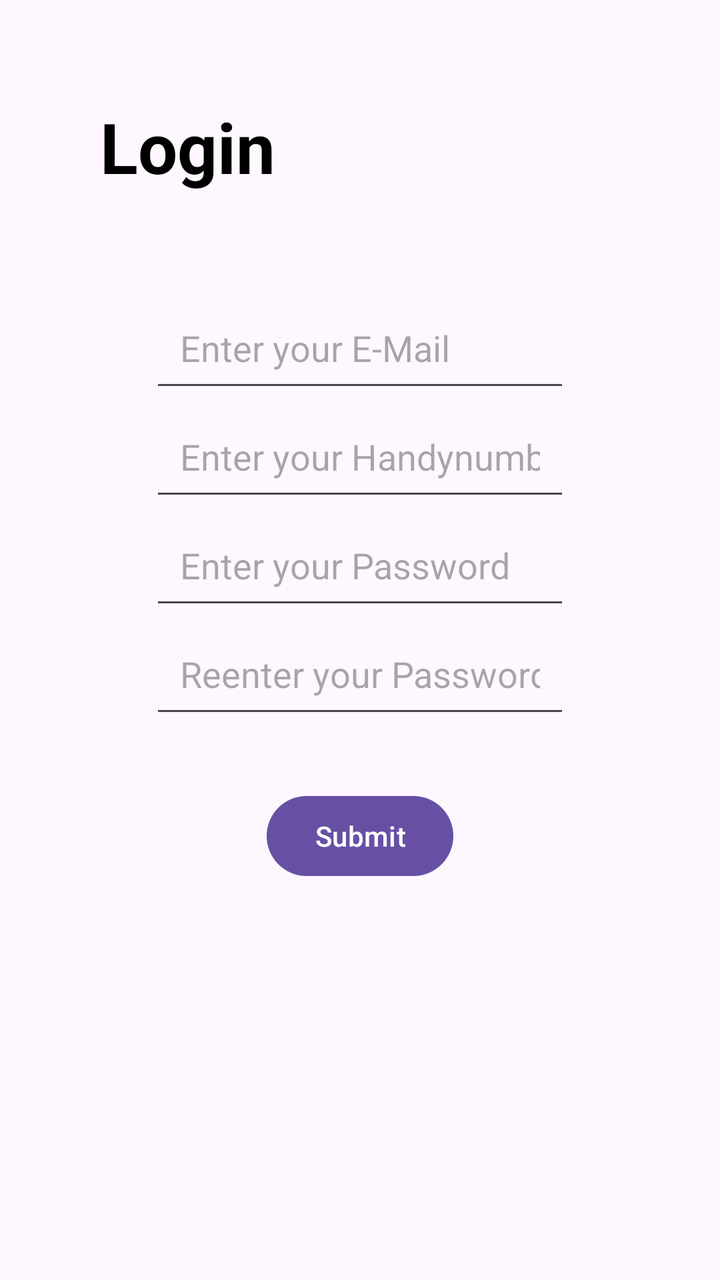
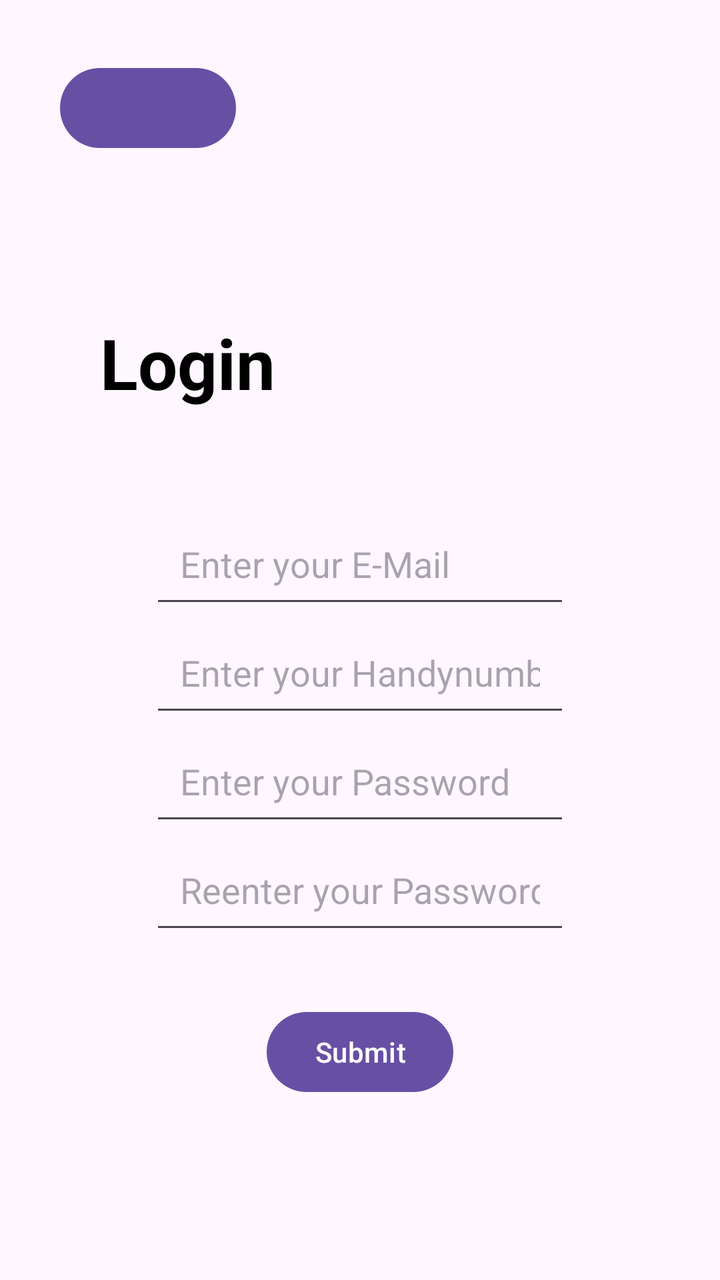

Two renders of the same Android screen: before a commit and after it. Below are the layout's source before the change and the commit's diff.
<!-- AndroidManifest.xml: application theme Theme.RUBMotorsportGroup2 -->
<!-- res/layout/activity_edit_user_id.xml -->
<?xml version="1.0" encoding="utf-8"?>
<RelativeLayout xmlns:android="http://schemas.android.com/apk/res/android"
    xmlns:app="http://schemas.android.com/apk/res-auto"
    xmlns:tools="http://schemas.android.com/tools"
    android:id="@+id/main"
    android:layout_width="match_parent"
    android:layout_height="match_parent"
    tools:context=".EditUserID">

    <TextView
        android:id="@+id/login"
        android:layout_width="match_parent"
        android:layout_height="wrap_content"
        android:layout_margin="50sp"
        android:text="@string/login"
        android:textColor="@color/black"
        android:textSize="35sp"
        android:textStyle="bold" />

    <EditText
        android:id="@+id/enterEmail"
        android:layout_width="wrap_content"
        android:layout_height="wrap_content"
        android:hint="@string/enter_EMail"
        android:ems="10"
        android:inputType="textEmailAddress"
        android:layout_below="@+id/login"
        android:layout_centerHorizontal="true"
        android:padding="15sp"/>

    <EditText
        android:layout_width="wrap_content"
        android:layout_height="wrap_content"
        android:ems="10"
        android:hint="@string/telefon"
        android:id="@+id/telefonnumber"
        android:layout_below="@+id/enterEmail"
        android:inputType="numberDecimal"
        android:layout_centerHorizontal="true"
        android:padding="15sp"/>

    <EditText
        android:id="@+id/enterPassword"
        android:layout_width="wrap_content"
        android:layout_height="wrap_content"
        android:ems="10"
        android:hint="@string/enterpassword"
        android:layout_below="@id/telefonnumber"
        android:layout_centerHorizontal="true"
        android:inputType="textPassword"
        android:padding="15sp"/>
    <EditText
        android:id="@+id/enterPassAgain"
        android:layout_width="wrap_content"
        android:layout_height="wrap_content"
        android:hint="@string/enterpassagain"
        android:layout_centerHorizontal="true"
        android:layout_below="@id/enterPassword"
        android:ems="10"
        android:inputType="textPassword"
        android:padding="15sp"/>

    <Button
        android:id="@+id/btnsubmit"
        android:layout_width="wrap_content"
        android:layout_height="wrap_content"
        android:layout_below="@id/enterPassAgain"
        android:layout_centerHorizontal="true"
        android:layout_margin="30sp"
        android:onClick="submitbtn"
        android:text="@string/submit" />


</RelativeLayout>
<!-- resources referenced by this layout -->
<resources>
  <color name="black">#FF000000</color>
  <string name="enter_EMail">Enter your E-Mail</string>
  <string name="enterpassagain">Reenter your Password</string>
  <string name="enterpassword">Enter your Password</string>
  <string name="login">Login</string>
  <string name="submit">Submit</string>
  <string name="telefon">Enter your Handynumber</string>
  <style name="Theme.RUBMotorsportGroup2" parent="Base.Theme.RUBMotorsportGroup2" />
  <style name="Base.Theme.RUBMotorsportGroup2" parent="Theme.Material3.DayNight.NoActionBar">
          
          
      </style>
</resources>

<!-- the commit's change to res/layout/activity_edit_user_id.xml (unified diff, before → after) -->
@@ -6,25 +6,31 @@
     android:layout_width="match_parent"
     android:layout_height="match_parent"
     tools:context=".EditUserID">
-
+    <Button
+        android:layout_width="wrap_content"
+        android:layout_height="wrap_content"
+        android:id="@+id/editUser_finBtn"
+        android:layout_margin="30sp"
+        android:onClick="finishBtn"/>
     <TextView
-        android:id="@+id/login"
+        android:id="@+id/editUser_login"
         android:layout_width="match_parent"
         android:layout_height="wrap_content"
         android:layout_margin="50sp"
-        android:text="@string/login"
+        android:layout_below="@+id/editUser_finBtn"
+        android:text="@string/editUser_login"
         android:textColor="@color/black"
         android:textSize="35sp"
         android:textStyle="bold" />
 
     <EditText
-        android:id="@+id/enterEmail"
+        android:id="@+id/editUser_enterEmail"
         android:layout_width="wrap_content"
         android:layout_height="wrap_content"
-        android:hint="@string/enter_EMail"
+        android:hint="@string/editUser_enter_EMail"
         android:ems="10"
         android:inputType="textEmailAddress"
-        android:layout_below="@+id/login"
+        android:layout_below="@+id/editUser_login"
         android:layout_centerHorizontal="true"
         android:padding="15sp"/>
 
@@ -32,43 +38,43 @@
         android:layout_width="wrap_content"
         android:layout_height="wrap_content"
         android:ems="10"
-        android:hint="@string/telefon"
-        android:id="@+id/telefonnumber"
-        android:layout_below="@+id/enterEmail"
+        android:hint="@string/editUser_telefon"
+        android:id="@+id/editUser_telefonnumber"
+        android:layout_below="@+id/editUser_enterEmail"
         android:inputType="numberDecimal"
         android:layout_centerHorizontal="true"
         android:padding="15sp"/>
 
     <EditText
-        android:id="@+id/enterPassword"
+        android:id="@+id/editUser_enterPassword"
         android:layout_width="wrap_content"
         android:layout_height="wrap_content"
         android:ems="10"
-        android:hint="@string/enterpassword"
-        android:layout_below="@id/telefonnumber"
+        android:hint="@string/editUser_enterpassword"
+        android:layout_below="@id/editUser_telefonnumber"
         android:layout_centerHorizontal="true"
         android:inputType="textPassword"
         android:padding="15sp"/>
     <EditText
-        android:id="@+id/enterPassAgain"
+        android:id="@+id/editUser_enterPassAgain"
         android:layout_width="wrap_content"
         android:layout_height="wrap_content"
-        android:hint="@string/enterpassagain"
+        android:hint="@string/editUser_enterpassagain"
         android:layout_centerHorizontal="true"
-        android:layout_below="@id/enterPassword"
+        android:layout_below="@id/editUser_enterPassword"
         android:ems="10"
         android:inputType="textPassword"
         android:padding="15sp"/>
 
     <Button
-        android:id="@+id/btnsubmit"
+        android:id="@+id/editUser_btnsubmit"
         android:layout_width="wrap_content"
         android:layout_height="wrap_content"
-        android:layout_below="@id/enterPassAgain"
+        android:layout_below="@id/editUser_enterPassAgain"
         android:layout_centerHorizontal="true"
         android:layout_margin="30sp"
         android:onClick="submitbtn"
-        android:text="@string/submit" />
+        android:text="@string/editUser_submit" />
 
 
 </RelativeLayout>
<!-- resource entries referenced after the edit -->
@@ -1,12 +1,12 @@
 <!-- resources referenced by this layout -->
 <resources>
   <color name="black">#FF000000</color>
-  <string name="enter_EMail">Enter your E-Mail</string>
-  <string name="enterpassagain">Reenter your Password</string>
-  <string name="enterpassword">Enter your Password</string>
-  <string name="login">Login</string>
-  <string name="submit">Submit</string>
-  <string name="telefon">Enter your Handynumber</string>
+  <string name="editUser_enter_EMail">Enter your E-Mail</string>
+  <string name="editUser_enterpassagain">Reenter your Password</string>
+  <string name="editUser_enterpassword">Enter your Password</string>
+  <string name="editUser_login">Login</string>
+  <string name="editUser_submit">Submit</string>
+  <string name="editUser_telefon">Enter your Handynumber</string>
   <style name="Theme.RUBMotorsportGroup2" parent="Base.Theme.RUBMotorsportGroup2" />
   <style name="Base.Theme.RUBMotorsportGroup2" parent="Theme.Material3.DayNight.NoActionBar">
           
